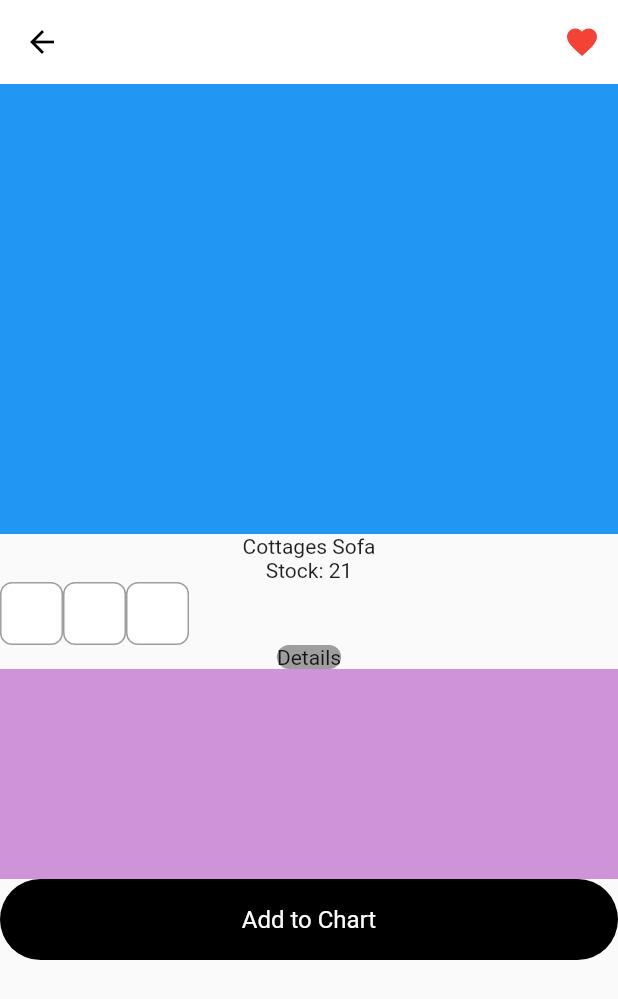
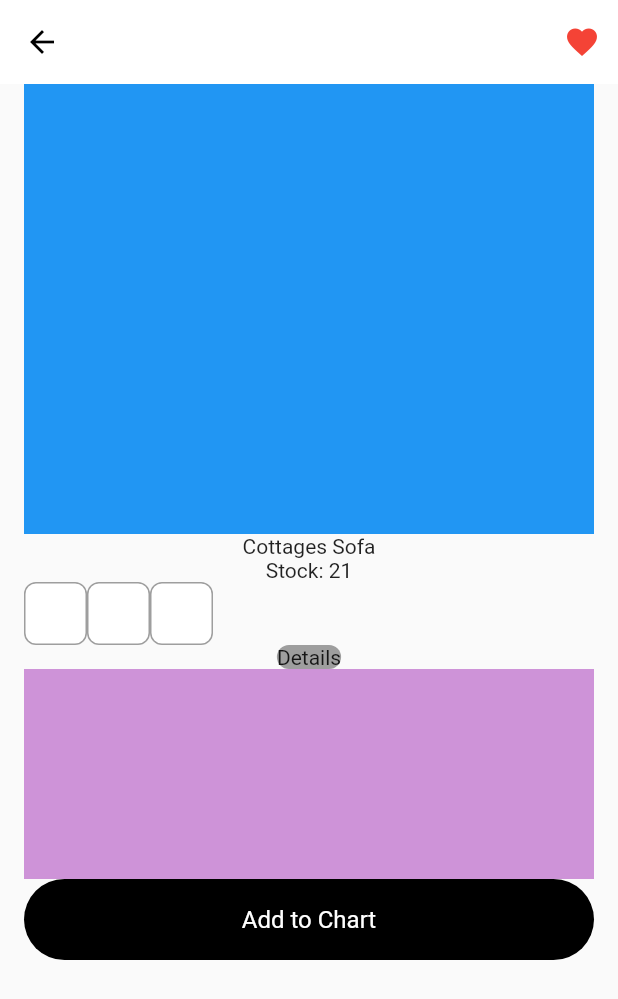
Before and after one commit to JAICHANGPARK/flutter_notebook_chapter_24, a Flutter app: the FurnitureDetailPage screen opened directly, on a phone screen of 412 x 824 dp. Shown: the top 999 px of the screen. Run offline on Flutter 3.47's test engine with Material 2 defaults, Android fonts, the phone set to English and light mode, and no system bars; our stand-ins replace flutter_riverpod, freezed_annotation, ionicons, percent_indicator; missing offline and left inert: crypto_font_icons; network calls fail.

Commit message:
Update furniture_detail_page.dart

```diff
--- a/lib/ep1371_furniture_app/view/furniture_detail_page.dart
+++ b/lib/ep1371_furniture_app/view/furniture_detail_page.dart
@@ -25,7 +25,10 @@ class _FurnitureDetailPageState extends State<FurnitureDetailPage> {
           ),
         ],
       ),
-      body: Column(
+      body:
+      Padding(
+        padding: EdgeInsets.symmetric(horizontal: 16),
+        child: Column(
           children: [
             Container(
               height: 300,
@@ -92,6 +95,8 @@ class _FurnitureDetailPageState extends State<FurnitureDetailPage> {
             )
           ],
         ),
+      )
+
     );
   }
 }
```
Lines whose indentation alone changed are shown as unchanged.
